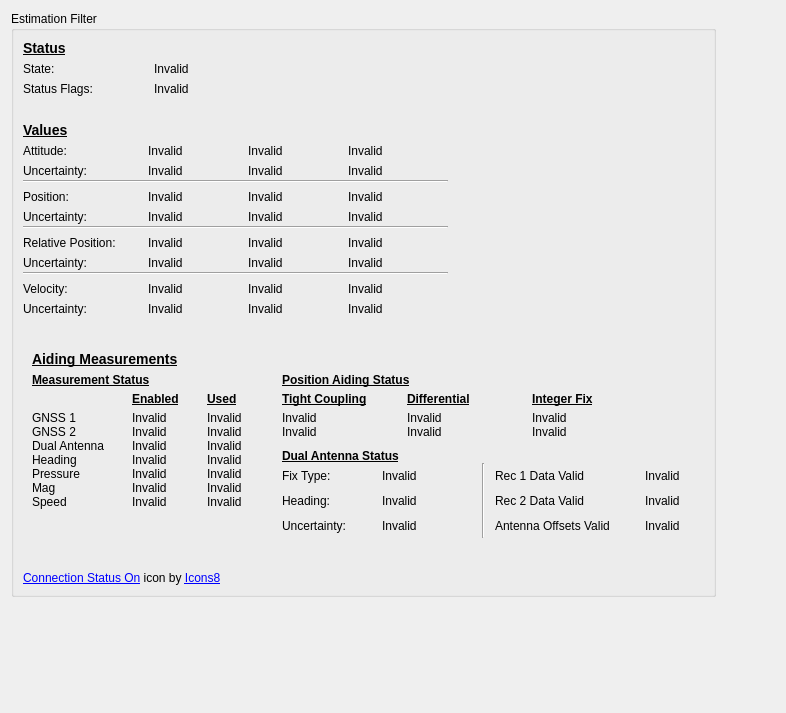
snwu1996/microstrain_inertial_rqt_common, file resource/FilterData.ui: the form before one commit.
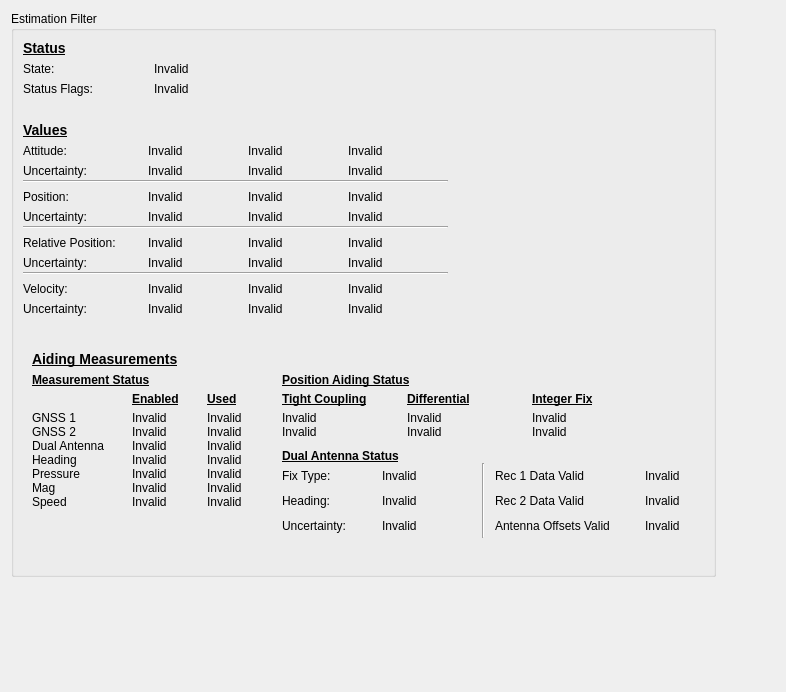
The form after the commit.

Commit message: Switches icons to homemade icons to remove notice

Diff of the .ui file:
```diff
--- a/resource/FilterData.ui
+++ b/resource/FilterData.ui
@@ -7,7 +7,7 @@
     <x>0</x>
     <y>0</y>
     <width>786</width>
-    <height>713</height>
+    <height>692</height>
    </rect>
   </property>
   <property name="windowTitle">
@@ -1594,13 +1594,6 @@
             </item>
            </layout>
           </item>
-          <item row="1" column="0">
-           <widget class="QLabel" name="label_32">
-            <property name="text">
-             <string>&lt;a target=&quot;_blank&quot; href=&quot;https://icons8.com/icon/33946/connection-status-on&quot;&gt;Connection Status On&lt;/a&gt; icon by &lt;a target=&quot;_blank&quot; href=&quot;https://icons8.com&quot;&gt;Icons8&lt;/a&gt;</string>
-            </property>
-           </widget>
-          </item>
          </layout>
         </widget>
        </item>
```
The commit also changes 15 other files.
